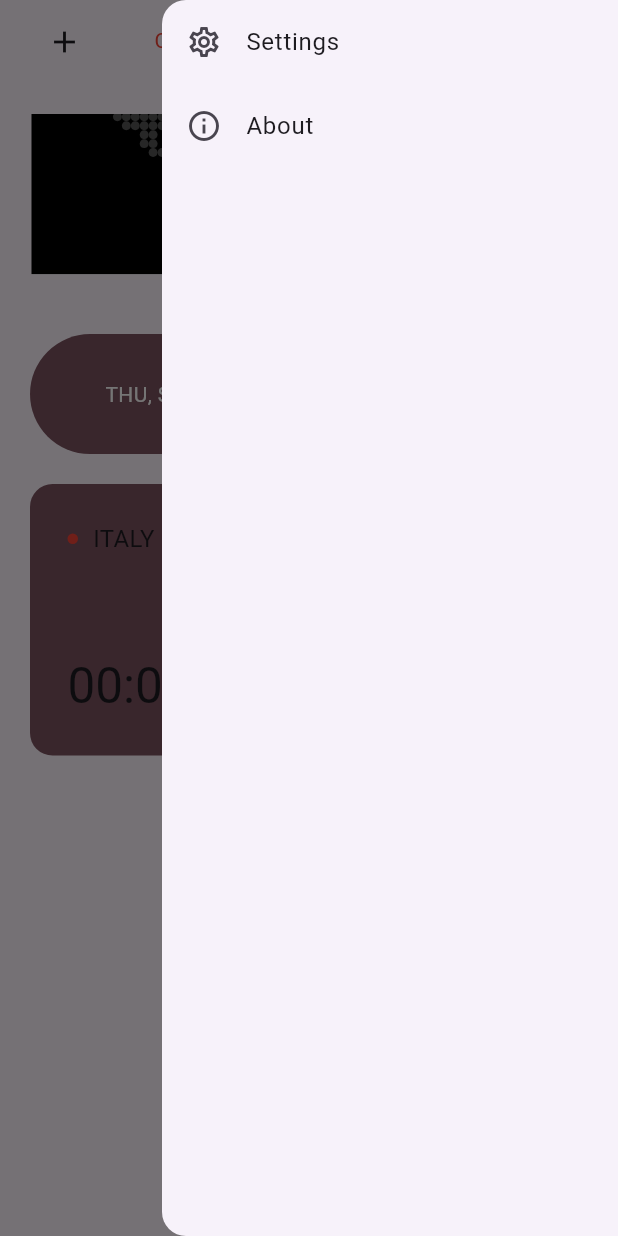
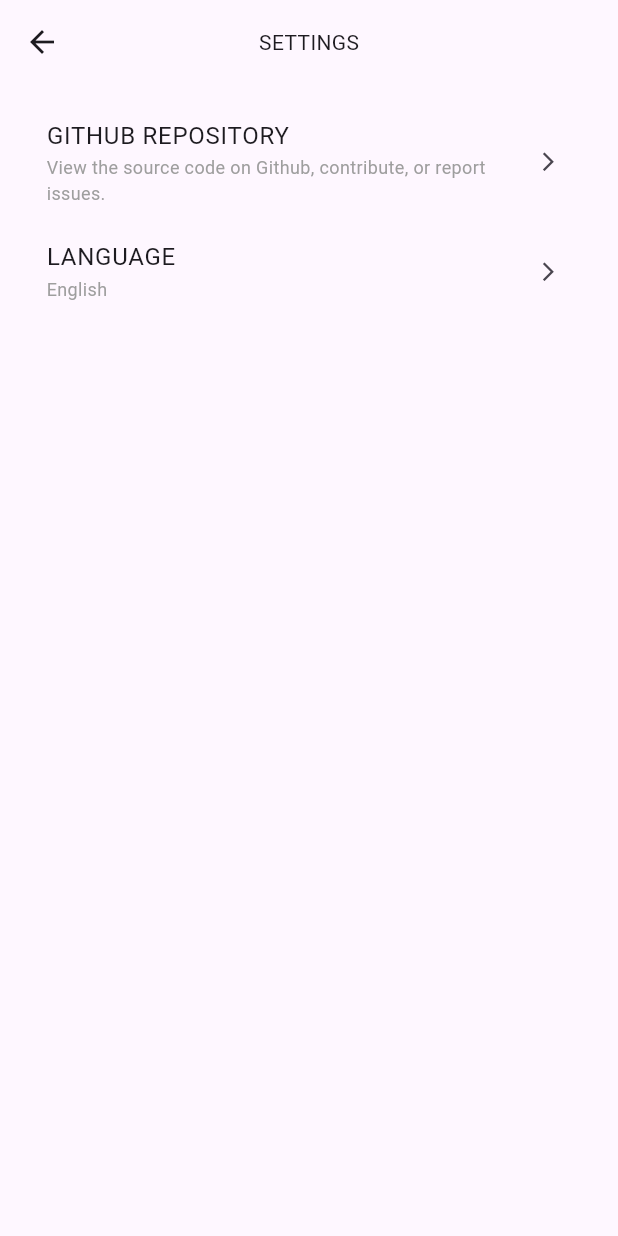
Before and after one commit to SushiiReboot/Nothing-Clock, a Flutter app: the screen it shows after launch, scrolled down 242 dp, after a tap on the "settings" icon, on a phone screen of 412 x 824 dp. Run offline on Flutter 3.47's test engine with Material 3 defaults, Android fonts, the phone set to English and light mode, and no system bars; our stand-ins replace dotted_border, flutter_svg, font_awesome_flutter, geocoding, geolocator, shared_preferences and 1 more; missing offline and left inert: flutter_displaymode, worldtime.

Commit message:
Add basic settings page.

```diff
--- /dev/null
+++ b/lib/screens/settings_screen.dart
@@ -0,0 +1,51 @@
+import 'package:flutter/material.dart';
+
+class SettingsScreen extends StatelessWidget {
+  const SettingsScreen({super.key});
+
+  @override
+  Widget build(BuildContext context) {
+    ThemeData theme = Theme.of(context);
+
+    return Scaffold(
+        appBar: AppBar(
+          title: Text(
+            'SETTINGS',
+            style: theme.textTheme.bodyMedium,
+          ),
+          centerTitle: true,
+        ),
+        body: SafeArea(
+          child: Padding(
+            padding: const EdgeInsets.all(15.0),
+            child: Column(
+              children: [
+                _buildListTile("Github Repository",
+                    "View the source code on Github, contribute, or report issues."),
+                _buildListTile("Language", "English"),
+              ],
+            ),
+          ),
+        ));
+  }
+
+  ListTile _buildListTile(String title, String? subtitleText) {
+    return ListTile(
+      onTap: () {
+        print("TAPPED");
+      },
+      title: Text(title.toUpperCase()),
+      subtitle: subtitleText != null
+          ? Text(subtitleText,
+              style: const TextStyle(fontSize: 12, color: Colors.grey))
+          : null,
+      trailing: const Padding(
+        padding: EdgeInsets.only(left: 15.0),
+        child: Icon(
+          Icons.arrow_forward_ios,
+          size: 15,
+        ),
+      ),
+    );
+  }
+}
--- a/lib/theme/theme.dart
+++ b/lib/theme/theme.dart
@@ -7,6 +7,8 @@ class AppTheme {
       textTheme: const TextTheme(
           labelLarge: TextStyle(
               fontFamily: "Roboto", fontSize: 15, fontWeight: FontWeight.w400),
+          labelMedium: TextStyle(
+              fontFamily: "Roboto", fontSize: 12, fontWeight: FontWeight.w100),
           titleLarge: TextStyle(fontFamily: "NDot", fontSize: 25)),
       colorScheme: const ColorScheme.dark(
           surface: Colors.black,
--- a/lib/widgets/top_bar.dart
+++ b/lib/widgets/top_bar.dart
@@ -1,4 +1,5 @@
 import 'package:flutter/material.dart';
+import 'package:nothing_clock/screens/settings_screen.dart';
 
 class TopBar extends StatefulWidget implements PreferredSizeWidget {
   final GlobalKey<ScaffoldState>? scaffoldKey;
@@ -62,7 +63,10 @@ class _TopBarState extends State<TopBar> with SingleTickerProviderStateMixin {
           IconButton(
             icon: const Icon(Icons.settings_outlined),
             onPressed: () {
-              widget.scaffoldKey?.currentState?.openEndDrawer();
+              Navigator.push(
+                context,
+                MaterialPageRoute(builder: (context) => const SettingsScreen()),
+              );
             },
           ),
         ],
```
Also changed, not shown: 1 other file.
